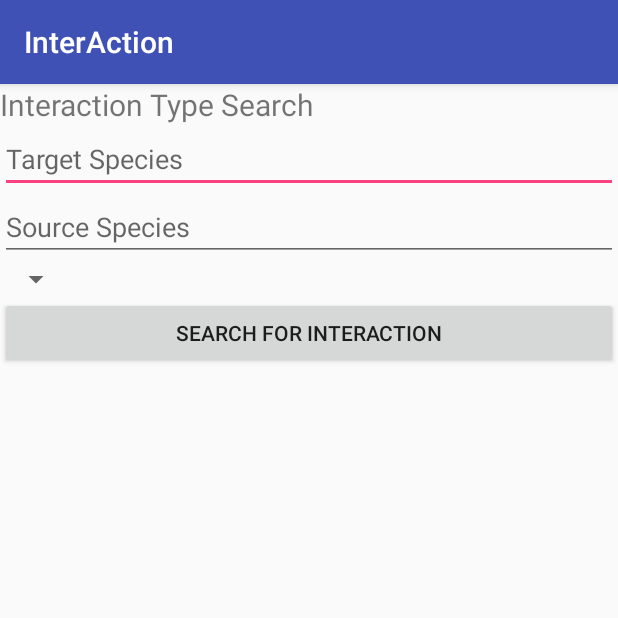
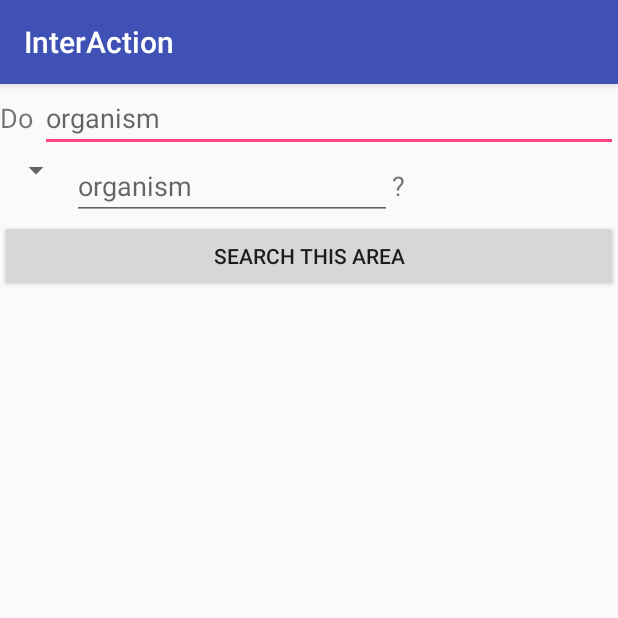
Before and after one commit to romanlakerveld/ProgProj, an Android app: the ActionSearchActivity screen opened directly, with no data from a screen before it, on a phone screen of 412 x 824 dp, the top half of it. Run offline under Robolectric (Android 15) with nearby library versions, the phone set to English and light mode, and no system bars; our stand-ins replace Volley; network calls fail; 7 statements that could not run were skipped.

Commit message:
Updated the database

```diff
--- a/app/src/main/java/com/example/roman/interaction/ActionSearchActivity.java
+++ b/app/src/main/java/com/example/roman/interaction/ActionSearchActivity.java
@@ -51,6 +51,11 @@ public class ActionSearchActivity extends AppCompatActivity {
 
         // instantiate list of possible interactions
         final ArrayList<String> interactionList = new ArrayList<>();
+
+        DatabaseAccess databaseAccess = DatabaseAccess.getInstance(ActionSearchActivity.this);
+        databaseAccess.open();
+        String[] taxa = databaseAccess.getAllTaxa();
+        databaseAccess.close();
 
         // getting suppoorted interaction types from API
         String url = "https://api.globalbioticinteractions.org/interactionTypes";
--- a/app/src/main/res/layout/activity_action_search.xml
+++ b/app/src/main/res/layout/activity_action_search.xml
@@ -11,38 +11,56 @@
         android:layout_height="match_parent"
         android:orientation="vertical">
 
-        <TextView
-            android:id="@+id/textView3"
+        <LinearLayout
             android:layout_width="match_parent"
             android:layout_height="wrap_content"
-            android:text="Interaction Type Search"
-            android:textSize="20sp" />
+            android:orientation="horizontal">
 
-        <EditText
-            android:id="@+id/target"
-            android:layout_width="match_parent"
+            <TextView
+                android:layout_width="wrap_content"
                 android:layout_height="wrap_content"
-            android:ems="10"
-            android:hint="Target Species"
-            android:inputType="textPersonName" />
+                android:text="Do "
+                android:textSize="18sp" />
 
             <EditText
                 android:id="@+id/source"
                 android:layout_width="match_parent"
                 android:layout_height="wrap_content"
                 android:ems="10"
-            android:hint="Source Species"
+                android:hint="organism"
+                android:inputType="textPersonName" />
+        </LinearLayout>
+
+        <LinearLayout
+            android:layout_width="fill_parent"
+            android:layout_height="wrap_content"
+            android:orientation="horizontal">
+
+            <Spinner
+                android:id="@+id/interaction"
+                android:layout_width="wrap_content"
+                android:layout_height="wrap_content" />
+
+            <EditText
+                android:id="@+id/target"
+                android:layout_width="wrap_content"
+                android:layout_height="wrap_content"
+                android:ems="10"
+                android:hint="organism"
                 android:inputType="textPersonName" />
 
-        <Spinner
-            android:id="@+id/spinner"
+            <TextView
                 android:layout_width="wrap_content"
-            android:layout_height="wrap_content"/>
+                android:layout_height="wrap_content"
+                android:layout_weight="1"
+                android:text="\?"
+                android:textSize="18sp" />
+        </LinearLayout>
 
         <Button
-            android:id="@+id/ActionSearch"
+            android:id="@+id/search"
             android:layout_width="match_parent"
             android:layout_height="wrap_content"
-            android:text="Search for interaction" />
+            android:text="search this area" />
     </LinearLayout>
 </RelativeLayout>
--- a/app/src/main/res/layout/activity_species_search.xml
+++ b/app/src/main/res/layout/activity_species_search.xml
@@ -19,7 +19,7 @@
             android:textAllCaps="false"
             android:textSize="20sp" />
 
-        <EditText
+        <AutoCompleteTextView
             android:id="@+id/latin"
             android:layout_width="match_parent"
             android:layout_height="wrap_content"
```
Also changed, not shown: app/src/main/java/com/example/roman/interaction/DatabaseAccess.java (+21 -1 lines), app/src/main/java/com/example/roman/interaction/SpeciesSearchActivity.java (+11 -1 lines), 1 other file. Lines whose indentation alone changed are shown as unchanged.
